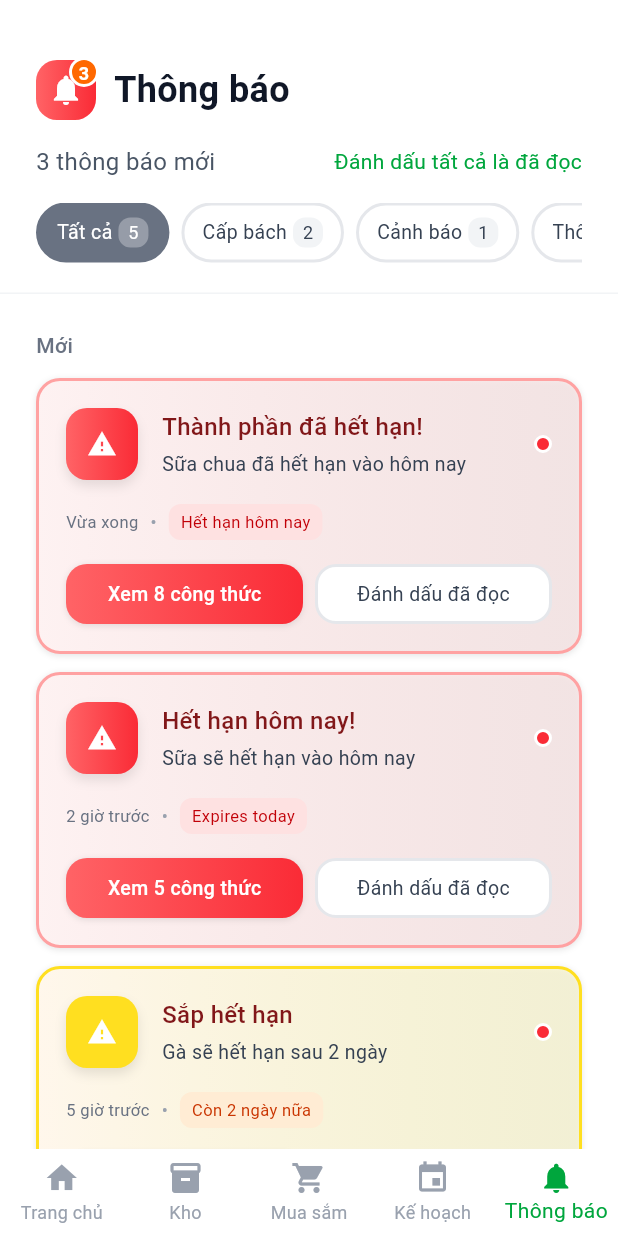
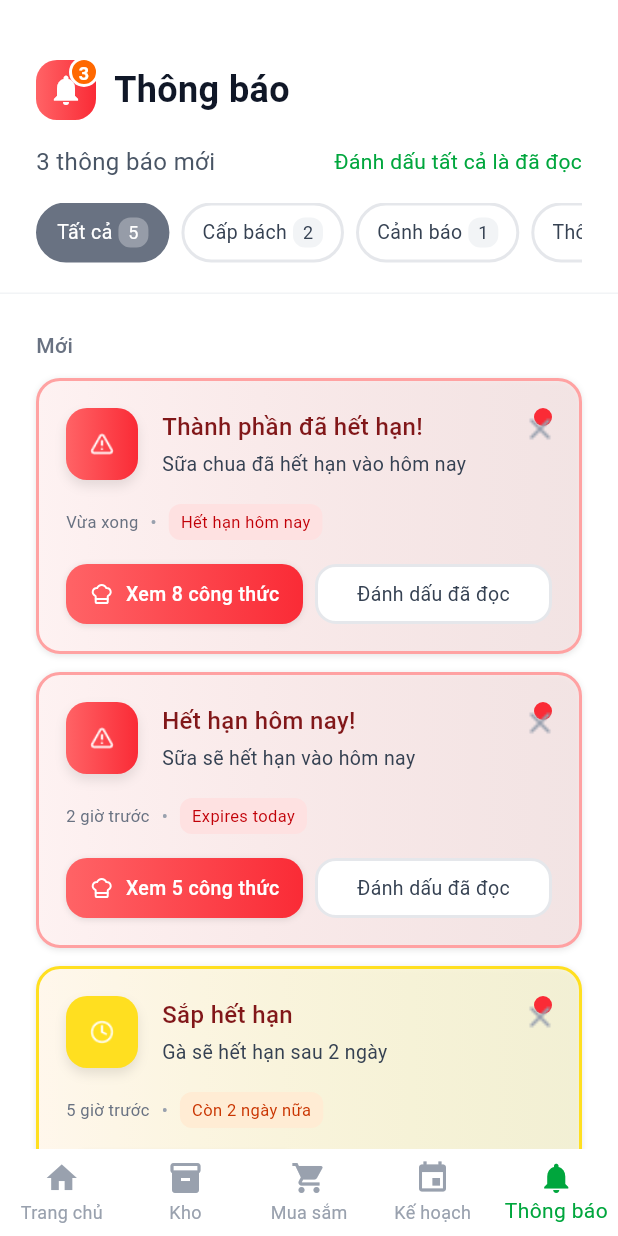
Before and after one commit to ht1012/kitchen_assistant, a Flutter app: the screen it shows after launch, item 5 of the bottom bar chosen, on a phone screen of 412 x 824 dp. Run offline on Flutter 3.47's test engine with Material 3 defaults, Android fonts, the phone set to English and light mode, and no system bars; our stand-ins replace flutter_screenutil, flutter_svg.

Commit message:
[Update] Fix icon display errors

```diff
--- a/lib/views/notification/notification.dart
+++ b/lib/views/notification/notification.dart
@@ -1,5 +1,5 @@
 import 'package:flutter/material.dart';
-// import '../widgets/bottom_nav.dart';
+import 'package:flutter_svg/flutter_svg.dart';
 
 class NotificationPage extends StatelessWidget {
   const NotificationPage({super.key});
@@ -212,6 +212,7 @@ class NotificationPage extends StatelessWidget {
   Widget _buildExpiredNotification() {
     return _buildNotificationCard(
       iconColor: const LinearGradient(colors: [Color(0xFFFF6366), Color(0xFFFA2B36)]),
+      iconAsset: 'assets/images/icon_warning.png',
       title: 'Thành phần đã hết hạn!',
       subtitle: 'Sữa chua đã hết hạn vào hôm nay',
       time: 'Vừa xong',
@@ -219,6 +220,13 @@ class NotificationPage extends StatelessWidget {
       badgeColor: const Color(0xFFFEE1E1),
       badgeTextColor: const Color(0xFFC10007),
       primaryButtonText: 'Xem 8 công thức',
+      primaryButtonIcon: SvgPicture.asset(
+        'assets/images/icon_viewRecipe.svg',
+        colorFilter: const ColorFilter.mode(
+          Colors.white,
+          BlendMode.srcIn,
+        ),
+      ),
       primaryButtonColor: const LinearGradient(colors: [Color(0xFFFF6366), Color(0xFFFA2B36)]),
       backgroundColor: const LinearGradient(colors: [Color(0xFFFEF2F2), Color(0x7FFEE1E1)]),
       borderColor: const Color(0xFFFFA2A2),
@@ -229,6 +237,7 @@ class NotificationPage extends StatelessWidget {
   Widget _buildExpiringTodayNotification() {
     return _buildNotificationCard(
       iconColor: const LinearGradient(colors: [Color(0xFFFF6366), Color(0xFFFA2B36)]),
+      iconAsset: 'assets/images/icon_warning.png',
       title: 'Hết hạn hôm nay!',
       subtitle: 'Sữa sẽ hết hạn vào hôm nay',
       time: '2 giờ trước',
@@ -236,6 +245,13 @@ class NotificationPage extends StatelessWidget {
       badgeColor: const Color(0xFFFEE1E1),
       badgeTextColor: const Color(0xFFC10007),
       primaryButtonText: 'Xem 5 công thức',
+      primaryButtonIcon: SvgPicture.asset(
+        'assets/images/icon_viewRecipe.svg',
+        colorFilter: const ColorFilter.mode(
+          Colors.white,
+          BlendMode.srcIn,
+        ),
+      ),
       primaryButtonColor: const LinearGradient(colors: [Color(0xFFFF6366), Color(0xFFFA2B36)]),
       backgroundColor: const LinearGradient(colors: [Color(0xFFFEF2F2), Color(0x7FFEE1E1)]),
       borderColor: const Color(0xFFFFA1A2),
@@ -246,6 +262,7 @@ class NotificationPage extends StatelessWidget {
   Widget _buildExpiringInTwoDaysNotification() {
     return _buildNotificationCard(
       iconColor: const LinearGradient(colors: [Color(0xFFFFDF20), Color(0xFFFFDF20)]),
+      iconAsset: 'assets/images/icon_time.png',
       title: 'Sắp hết hạn',
       subtitle: 'Gà sẽ hết hạn sau 2 ngày',
       time: '5 giờ trước',
@@ -253,6 +270,13 @@ class NotificationPage extends StatelessWidget {
       badgeColor: const Color(0xFFFFECD4),
       badgeTextColor: const Color(0xFFC93400),
       primaryButtonText: 'Xem 8 công thức',
+      primaryButtonIcon: SvgPicture.asset(
+        'assets/images/icon_viewRecipe.svg',
+        colorFilter: const ColorFilter.mode(
+          Color(0xFFFF8904),
+          BlendMode.srcIn,
+        ),
+      ),
       primaryButtonColor: const LinearGradient(colors: [Color(0xFFFFDF20), Color(0xFFFFDF20)]),
       primaryButtonTextColor: const Color(0xFFFF8904),
       backgroundColor: const LinearGradient(colors: [Color(0xFFFFF7EC), Color(0x7FFEF9C2)]),
@@ -264,6 +288,7 @@ class NotificationPage extends StatelessWidget {
   Widget _buildPreviousNotification() {
     return _buildNotificationCard(
       iconColor: const LinearGradient(colors: [Color(0xFFFFDF20), Color(0xFFFFDF20)]),
+      iconAsset: 'assets/images/icon_time.png',
       title: 'Hết hạn hôm nay!',
       subtitle: 'Sữa sẽ hết hạn vào hôm nay',
       time: '2 giờ trước',
@@ -271,6 +296,13 @@ class NotificationPage extends StatelessWidget {
       badgeColor: const Color(0xFFFFECD4),
       badgeTextColor: const Color(0xFFC93400),
       primaryButtonText: 'Xem 5 công thức',
+      primaryButtonIcon: SvgPicture.asset(
+        'assets/images/icon_viewRecipe.svg',
+        colorFilter: const ColorFilter.mode(
+          Color(0xFFFF8904),
+          BlendMode.srcIn,
+        ),
+      ),
       primaryButtonColor: const LinearGradient(colors: [Color(0xFFFFDF20), Color(0xFFFFDF20)]),
       primaryButtonTextColor: const Color(0xFFFF8904),
       backgroundColor: null,
@@ -282,11 +314,19 @@ class NotificationPage extends StatelessWidget {
   Widget _buildLowStockNotification() {
     return _buildNotificationCard(
       iconColor: const LinearGradient(colors: [Color(0xFF50A2FF), Color(0xFF2B7FFF)]),
+      iconAsset: 'assets/images/icon_infor.png',
       title: 'Sắp hết',
       subtitle: 'Chỉ còn 2 quả trứng trong kho',
       time: '1 ngày trước',
       badgeText: null,
       primaryButtonText: 'Xem 5 công thức',
+      primaryButtonIcon: SvgPicture.asset(
+        'assets/images/icon_viewRecipe.svg',
+        colorFilter: const ColorFilter.mode(
+          Colors.white,
+          BlendMode.srcIn,
+        ),
+      ),
       primaryButtonColor: const LinearGradient(colors: [Color(0xFF50A2FF), Color(0xFF2B7FFF)]),
       backgroundColor: null,
       borderColor: const Color(0xFFE5E7EB),
@@ -296,6 +336,7 @@ class NotificationPage extends StatelessWidget {
 
   Widget _buildNotificationCard({
     required LinearGradient iconColor,
+    required String iconAsset,
     required String title,
     required String subtitle,
     required String time,
@@ -303,13 +344,16 @@ class NotificationPage extends StatelessWidget {
     Color? badgeColor,
     Color? badgeTextColor,
     required String primaryButtonText,
+    required Widget primaryButtonIcon,
     required LinearGradient primaryButtonColor,
     Color? primaryButtonTextColor,
     LinearGradient? backgroundColor,
     required Color borderColor,
     required bool isNew,
   }) {
-    return Container(
+return Stack(
+  children: [
+    Container(
       width: double.infinity,
       padding: const EdgeInsets.all(18),
       decoration: BoxDecoration(
@@ -343,7 +387,16 @@ class NotificationPage extends StatelessWidget {
                     ),
                   ],
                 ),
-                child: const Icon(Icons.warning, color: Colors.white, size: 20),
+                child: Center(
+                  child: SizedBox(
+                    width: 16,
+                    height: 16,
+                    child: Image.asset(
+                      iconAsset,
+                      fit: BoxFit.contain,
+                    ),
+                  ),
+                ),
               ),
               const SizedBox(width: 16),
               Expanded(
@@ -370,13 +423,15 @@ class NotificationPage extends StatelessWidget {
                 ),
               ),
               if (isNew)
-                Container(
+                Padding(
+                    padding: const EdgeInsets.only(bottom: 36),
+                    child: Container(
                       width: 12,
                       height: 12,
-                  decoration: BoxDecoration(
-                    color: const Color(0xFFFA2B36),
+                      decoration: const BoxDecoration(
+                      color: Color(0xFFFA2B36),
                       shape: BoxShape.circle,
-                    border: Border.all(color: Colors.white, width: 2),
+                    ),
                   ),
                 ),
             ],
@@ -436,13 +491,24 @@ class NotificationPage extends StatelessWidget {
                     ],
                   ),
                   child: Center(
-                    child: Text(
+                    child: Row(
+                      mainAxisAlignment: MainAxisAlignment.center,
+                      children: [
+                        SizedBox(
+                          width: 16,
+                          height: 16,
+                          child: primaryButtonIcon,
+                        ),
+                        const SizedBox(width: 8),
+                        Text(
                           primaryButtonText,
                           style: TextStyle(
                             fontSize: 13,
                             color: primaryButtonTextColor ?? Colors.white,
                             fontWeight: FontWeight.w500,
                           ),
+                        ),
+                      ],
                     ),
                   ),
                 ),
@@ -471,6 +537,20 @@ class NotificationPage extends StatelessWidget {
               ),
             ],
           ),
+        ),
+        Positioned(
+          top: 16,
+          right: 10,
+          child: Transform.scale(
+            scale: 1.4,
+            child: Image.asset(
+              'assets/images/icon_cancel.png',
+              width: 36,
+              height: 36,
+            ),
+          ),
+        ),
+      ],
     );
   }
 }
```
Also changed, not shown: assets/images/icon_cancel.png (added), assets/images/icon_expiring_soon.png (added), assets/images/icon_infor.png (added), assets/images/icon_time.png (added), assets/images/icon_viewRecipe.svg (added), assets/images/icon_warning.png (added). Lines whose indentation alone changed are shown as unchanged.
